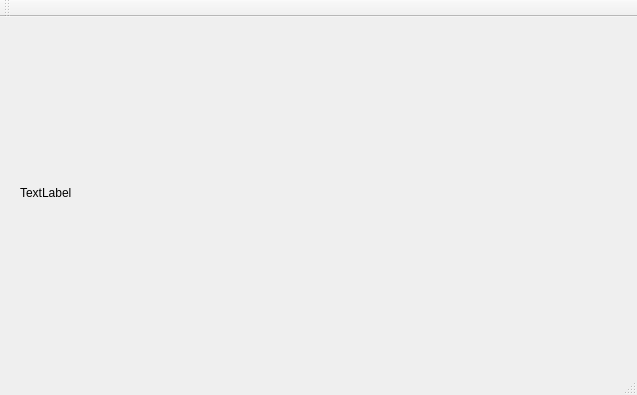
The window that mainwindow.ui (saulgold/face_track) describes before a commit, drawn with Qt 5.
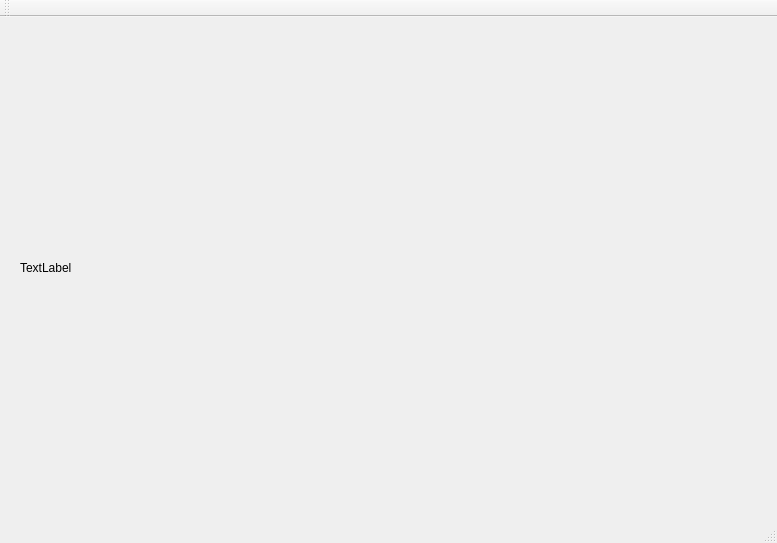
The same window after the commit.

Diff of the .ui file:
```diff
--- a/mainwindow.ui
+++ b/mainwindow.ui
@@ -6,8 +6,8 @@
    <rect>
     <x>0</x>
     <y>0</y>
-    <width>637</width>
-    <height>395</height>
+    <width>777</width>
+    <height>543</height>
    </rect>
   </property>
   <property name="windowTitle">
@@ -19,8 +19,8 @@
      <rect>
       <x>20</x>
       <y>20</y>
-      <width>591</width>
-      <height>311</height>
+      <width>671</width>
+      <height>461</height>
      </rect>
     </property>
     <property name="text">
```
Left out of the diff: 2 changed lines with no effect on the pictures.
